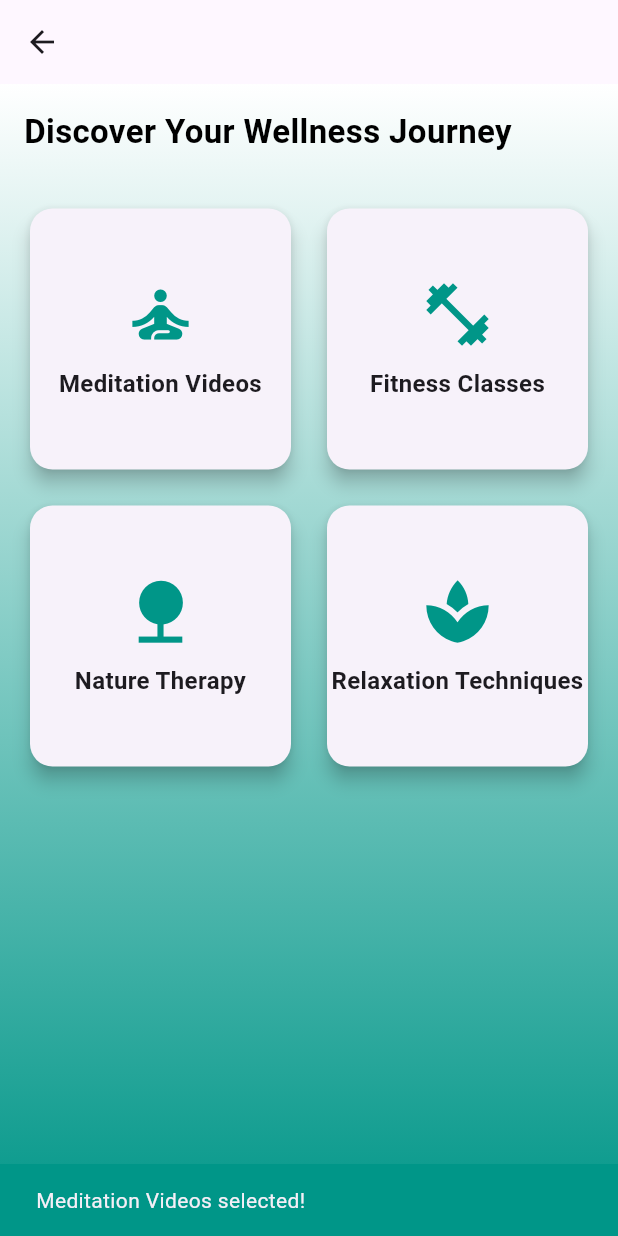
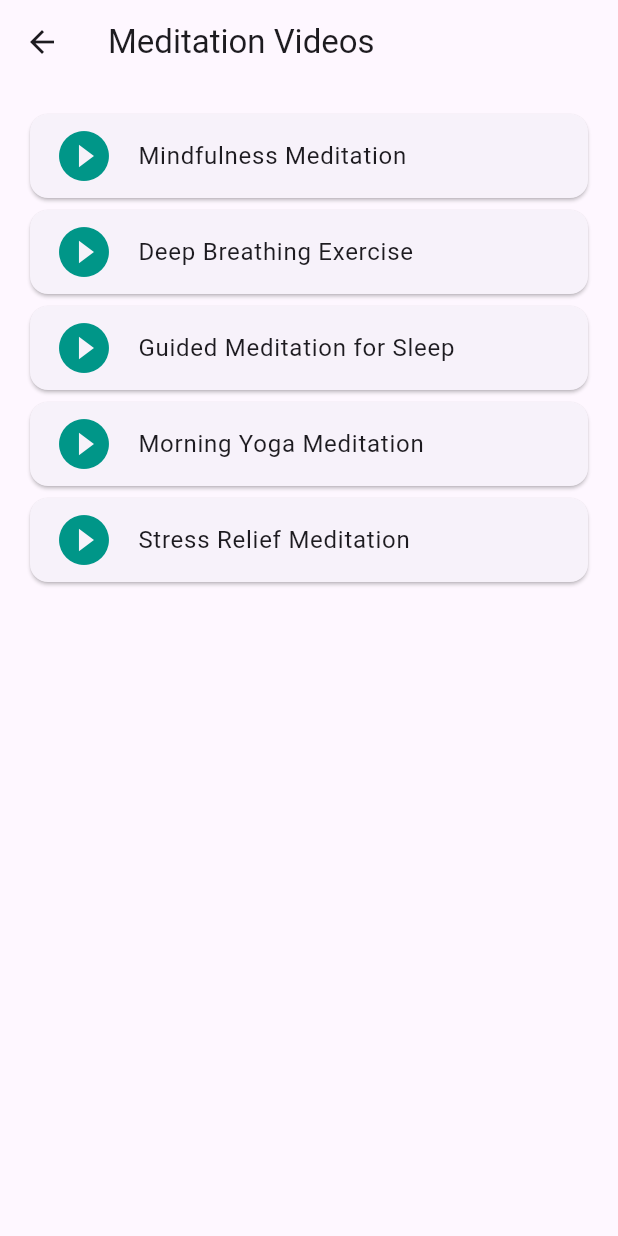
Before and after one commit to aaadhi07/wellnessApk_main_project, a Flutter app: the ExploreScreen screen opened directly, after a tap on "Meditation Videos", on a phone screen of 412 x 824 dp. Run offline on Flutter 3.47's test engine with Material 3 defaults, Android fonts, the light colour scheme and no system bars; our stand-ins replace firebase_auth, firebase_core; accounts and stored records are empty; network calls fail.

Commit message:
meditaion up

```diff
--- a/lib/view/explore_screen/explore_screen.dart
+++ b/lib/view/explore_screen/explore_screen.dart
@@ -10,20 +10,49 @@ class _ExploreScreenState extends State<ExploreScreen> {
     {
       'icon': Icons.self_improvement,
       'title': 'Meditation Videos',
+      'videos': [
+        'Mindfulness Meditation',
+        'Deep Breathing Exercise',
+        'Guided Meditation for Sleep',
+        'Morning Yoga Meditation',
+        'Stress Relief Meditation'
+      ],
     },
     {
       'icon': Icons.fitness_center,
       'title': 'Fitness Classes',
+      'videos': [
+        'Home Workout Routine',
+        'Cardio for Beginners',
+        'Strength Training Basics',
+        'Full Body Stretch',
+        'Pilates for Core Strength'
+      ],
     },
     {
       'icon': Icons.nature,
       'title': 'Nature Therapy',
+      'videos': [
+        'Forest Bathing Guide',
+        'Ocean Sounds Relaxation',
+        'Bird Songs Therapy',
+        'Mountain Scenery Meditation',
+        'Walking in Nature Benefits'
+      ],
     },
     {
       'icon': Icons.spa,
       'title': 'Relaxation Techniques',
+      'videos': [
+        'Progressive Muscle Relaxation',
+        'Aromatherapy for Sleep',
+        'Calm Breathing Exercise',
+        'Self-Massage Techniques',
+        'Visualization for Stress Relief'
+      ],
     },
   ];
+
   @override
   Widget build(BuildContext context) {
     return Scaffold(
@@ -63,10 +92,13 @@ class _ExploreScreenState extends State<ExploreScreen> {
                   final resource = _resources[index];
                   return GestureDetector(
                     onTap: () {
-                      ScaffoldMessenger.of(context).showSnackBar(
-                        SnackBar(
-                          content: Text('${resource['title']} selected!'),
-                          backgroundColor: Colors.teal,
+                      Navigator.push(
+                        context,
+                        MaterialPageRoute(
+                          builder: (context) => VideoListScreen(
+                            title: resource['title'],
+                            videos: resource['videos'],
+                          ),
                         ),
                       );
                     },
@@ -105,3 +137,38 @@ class _ExploreScreenState extends State<ExploreScreen> {
     );
   }
 }
+
+class VideoListScreen extends StatelessWidget {
+  final String title;
+  final List<String> videos;
+
+  VideoListScreen({required this.title, required this.videos});
+
+  @override
+  Widget build(BuildContext context) {
+    return Scaffold(
+      appBar: AppBar(title: Text(title)),
+      body: ListView.builder(
+        padding: EdgeInsets.all(16),
+        itemCount: videos.length,
+        itemBuilder: (context, index) {
+          return Card(
+            child: ListTile(
+              title: Text(videos[index]),
+              leading:
+                  Icon(Icons.play_circle_fill, color: Colors.teal, size: 40),
+              onTap: () {
+                ScaffoldMessenger.of(context).showSnackBar(
+                  SnackBar(
+                    content: Text('Playing: ${videos[index]}'),
+                    backgroundColor: Colors.teal,
+                  ),
+                );
+              },
+            ),
+          );
+        },
+      ),
+    );
+  }
+}
--- a/lib/view/meditation_screen/meditation_screen.dart
+++ b/lib/view/meditation_screen/meditation_screen.dart
@@ -108,7 +108,6 @@ class _MeditationScreenState extends State<MeditationScreen> {
               ),
             ),
             const SizedBox(height: 20),
-            // Reset Button
             if (_isMeditating || _remainingTime < 300)
               ElevatedButton(
                 onPressed: _stopMeditation,
@@ -130,7 +129,6 @@ class _MeditationScreenState extends State<MeditationScreen> {
                 ),
               ),
             const SizedBox(height: 40),
-            // Motivational Quote
             const Text(
               '"Breathe in calm, breathe out stress."',
               textAlign: TextAlign.center,
--- a/pubspec.yaml
+++ b/pubspec.yaml
@@ -38,6 +38,7 @@ dependencies:
   firebase_auth: ^5.4.0
   firebase_core: ^3.10.0
   provider: ^6.1.2
+  image_picker: ^1.1.2
 
 dev_dependencies:
   flutter_test:
```
Also changed, not shown: lib/view/login_screen/login_screen.dart (+7 -15 lines), lib/view/profile_screen/profile_screen.dart (+7 -2 lines), pubspec.lock, 5 other files.
